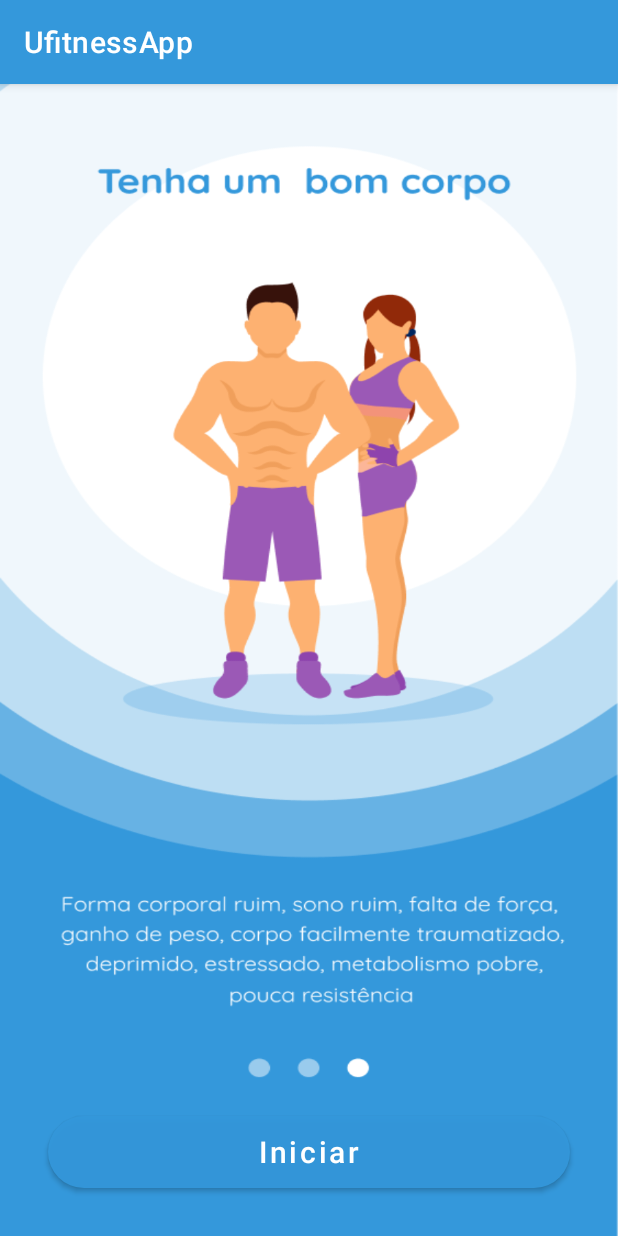
After one commit to gomescarlosdev/ufitnessapp, an Android app: the fragment ThirdOngoingFragment placed in its activity, on a phone screen of 412 x 824 dp. The commit adds this screen. Run offline under Robolectric (Android 15) with nearby library versions, the phone set to English and light mode, and no system bars.

Commit message:
New Feature onboarding fragments

```diff
--- /dev/null
+++ b/app/src/main/java/br/com/gcdev/ufitness/ThirdOngoingFragment.java
@@ -0,0 +1,24 @@
+package br.com.gcdev.ufitness;
+
+import android.os.Bundle;
+
+import androidx.fragment.app.Fragment;
+
+import android.view.LayoutInflater;
+import android.view.View;
+import android.view.ViewGroup;
+
+
+public class ThirdOngoingFragment extends Fragment {
+
+    private View view;
+
+    @Override
+    public View onCreateView(LayoutInflater inflater, ViewGroup container,
+                             Bundle savedInstanceState) {
+        // Inflate the layout for this fragment
+        view = inflater.inflate(R.layout.fragment_third_ongoing, container, false);
+        return view;
+
+    }
+}
--- a/app/src/main/res/layout/activity_customer_registration.xml
+++ b/app/src/main/res/layout/activity_customer_registration.xml
@@ -75,6 +75,7 @@
             android:id="@+id/text_input_edit_customer_password"
             android:layout_width="match_parent"
             android:layout_height="wrap_content"
+            android:inputType="textPassword"
             android:hint="Senha" />
     </com.google.android.material.textfield.TextInputLayout>
 
@@ -98,6 +99,7 @@
             android:id="@+id/text_input_edit_customer_repeat_password"
             android:layout_width="match_parent"
             android:layout_height="wrap_content"
+            android:inputType="textPassword"
             android:hint="Repetir Senha" />
     </com.google.android.material.textfield.TextInputLayout>
 
--- a/app/src/main/res/layout/activity_main.xml
+++ b/app/src/main/res/layout/activity_main.xml
@@ -1,10 +1,42 @@
 <?xml version="1.0" encoding="utf-8"?>
-<FrameLayout xmlns:android="http://schemas.android.com/apk/res/android"
-    android:id="@+id/container_root"
+<androidx.constraintlayout.widget.ConstraintLayout xmlns:android="http://schemas.android.com/apk/res/android"
     xmlns:app="http://schemas.android.com/apk/res-auto"
     xmlns:tools="http://schemas.android.com/tools"
+    android:id="@+id/container_root"
     android:layout_width="match_parent"
     android:layout_height="match_parent"
+    android:background="@drawable/cfa_wellcome"
     tools:context=".MainActivity">
 
-</FrameLayout>
+    <Button
+        android:id="@+id/fragment_button"
+        android:layout_width="match_parent"
+        android:layout_height="wrap_content"
+        android:layout_alignParentBottom="true"
+        android:layout_marginStart="32dp"
+        android:layout_marginEnd="32dp"
+        android:layout_marginBottom="32dp"
+        android:background="@drawable/rounded_button"
+        android:backgroundTint="@color/blue_uf"
+        android:text="Iniciar"
+        android:textAllCaps="false"
+        android:textSize="20sp"
+        app:layout_constraintBottom_toBottomOf="@+id/frame_layout"
+        app:layout_constraintEnd_toEndOf="parent"
+        app:layout_constraintStart_toStartOf="parent" />
+
+    <FrameLayout
+        android:id="@+id/frame_layout"
+        android:layout_width="0dp"
+        android:layout_height="0dp"
+
+        app:layout_constraintBottom_toBottomOf="parent"
+        app:layout_constraintEnd_toEndOf="parent"
+        app:layout_constraintHorizontal_bias="0.0"
+        app:layout_constraintStart_toStartOf="parent"
+        app:layout_constraintTop_toTopOf="parent"
+        app:layout_constraintVertical_bias="0.0">
+
+    </FrameLayout>
+
+</androidx.constraintlayout.widget.ConstraintLayout>
--- /dev/null
+++ b/app/src/main/res/layout/fragment_third_ongoing.xml
@@ -0,0 +1,11 @@
+<?xml version="1.0" encoding="utf-8"?>
+<RelativeLayout xmlns:android="http://schemas.android.com/apk/res/android"
+    xmlns:tools="http://schemas.android.com/tools"
+    android:layout_width="match_parent"
+    android:layout_height="match_parent"
+    tools:context=".ThirdOngoingFragment"
+    android:background="@drawable/onboarding_6">
+
+
+
+</RelativeLayout>
```
Also changed, not shown: app/src/main/AndroidManifest.xml (+11 -13 lines), app/src/main/java/br/com/gcdev/ufitness/FirstOngoingFragment.java (added, +23 -0 lines), app/src/main/java/br/com/gcdev/ufitness/MainActivity.java (+57 -0 lines), app/src/main/java/br/com/gcdev/ufitness/SecondOngoingFragment.java (renamed from app/src/main/java/br/com/gcdev/ufitness/FirstFragment.java, +7 -6 lines), app/src/main/java/br/com/gcdev/ufitness/activity/FragmentsOnBoarding.java (deleted, +0 -15 lines), app/src/main/res/layout/activity_fragments_on_boarding.xml (deleted, +0 -9 lines), app/src/main/res/layout/activity_home.xml (+11 -0 lines), app/src/main/res/layout/first_ongoing.xml (deleted, +0 -17 lines), app/src/main/res/layout/fragment_first_ongoing.xml (added, +11 -0 lines), app/src/main/res/layout/fragment_item_list.xml (deleted, +0 -8 lines), app/src/main/res/layout/fragment_list.xml (deleted, +0 -8 lines), app/src/main/res/layout/fragment_second_ongoing.xml (added, +10 -0 lines).
